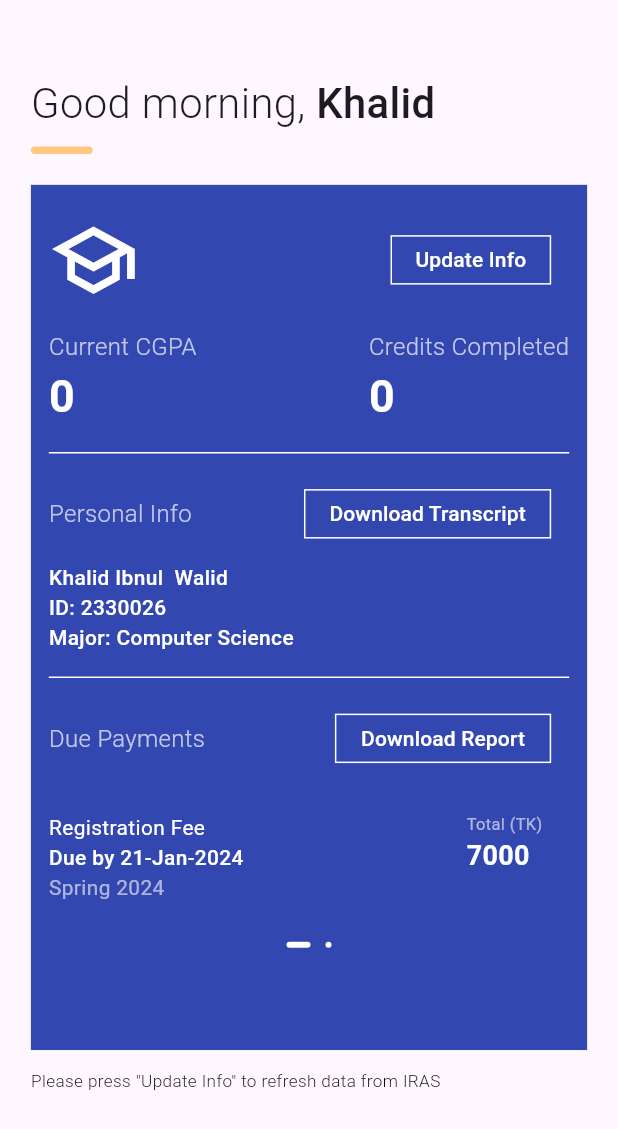
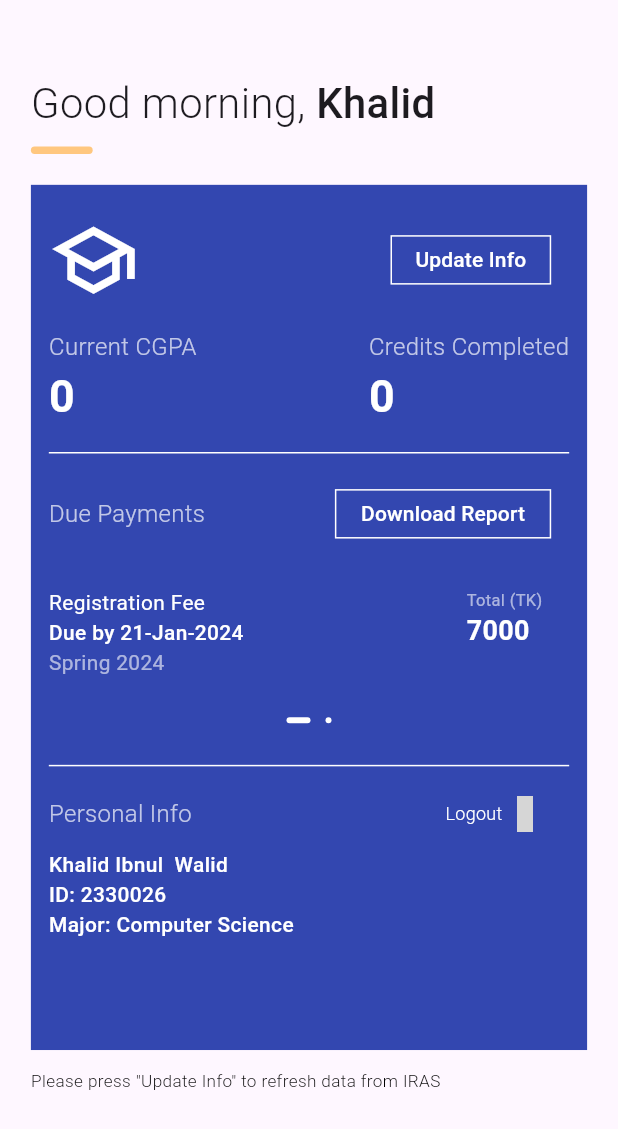
Before and after one commit to kibwalid/IUB-Students, a Flutter app: the ProfileScreen widget shown alone on an empty page, opened directly, on a phone screen of 412 x 824 dp. Shown: the top 1129 px of the screen. Run offline on Flutter 3.47's test engine with Material 3 defaults, Android fonts, the phone set to English and light mode, and no system bars; drawn by our look-alikes of carousel_slider; our stand-ins replace flutter_sizer, hive, iconsax_flutter, loading_animation_widget, persistent_bottom_nav_bar; missing offline and left inert: material_dialogs; accounts and stored records are empty; grey boxes are pictures that could not be loaded.

Commit message:
Rearranged profile UI and created user model

```diff
--- a/lib/ui/profile/profile.dart
+++ b/lib/ui/profile/profile.dart
@@ -141,61 +141,6 @@ class _ProfileScreenState extends State<ProfileScreen> {
                     mainAxisAlignment: MainAxisAlignment.spaceBetween,
                     children: [
                       Text(
-                        "Personal Info",
-                        style: TextStyle(
-                            color: Colors.white70,
-                            fontSize: 16.dp,
-                            fontWeight: FontWeight.w300),
-                      ),
-                      TextButton(
-                        onPressed: () {
-                          print("object");
-                        },
-                        child: Container(
-                          height: 4.h,
-                          width: 40.w,
-                          decoration: BoxDecoration(
-                            border: Border.all(
-                              color: Colors.white,
-                              width: 1,
-                            ),
-                            borderRadius: BorderRadius.circular(0),
-                          ),
-                          child: const Center(
-                            child: Text(
-                              'Download Transcript',
-                              style: TextStyle(
-                                  color: Colors.white,
-                                  fontWeight: FontWeight.w500),
-                            ),
-                          ),
-                        ),
-                      ),
-                    ],
-                  ),
-                  SizedBox(height: 1.h),
-                  Text("Khalid Ibnul  Walid",
-                      style: TextStyle(
-                          color: Colors.white,
-                          fontSize: 14.dp,
-                          fontWeight: FontWeight.w500)),
-                  Text("ID: 2330026",
-                      style: TextStyle(
-                          color: Colors.white,
-                          fontSize: 14.dp,
-                          fontWeight: FontWeight.w500)),
-                  Text("Major: Computer Science",
-                      style: TextStyle(
-                          color: Colors.white,
-                          fontSize: 14.dp,
-                          fontWeight: FontWeight.w500)),
-                  SizedBox(height: 1.h),
-                  const Divider(thickness: 1, color: Colors.white),
-                  SizedBox(height: 1.h),
-                  Row(
-                    mainAxisAlignment: MainAxisAlignment.spaceBetween,
-                    children: [
-                      Text(
                         "Due Payments",
                         style: TextStyle(
                             color: Colors.white70,
@@ -316,7 +261,55 @@ class _ProfileScreenState extends State<ProfileScreen> {
                       ),
                     ),
                   ),
-                  _buildPageIndicator(2)
+                  _buildPageIndicator(2),
+
+                  SizedBox(height: 1.h),
+                  const Divider(thickness: 1, color: Colors.white),
+                  Row(
+                    mainAxisAlignment: MainAxisAlignment.spaceBetween,
+                    children: [
+                      Text(
+                        "Personal Info",
+                        style: TextStyle(
+                            color: Colors.white70,
+                            fontSize: 16.dp,
+                            fontWeight: FontWeight.w300),
+                      ),
+                      SizedBox(
+                        width: 22.w,
+                        child: IconButton(
+                            onPressed: () {},
+                            icon: Row(
+                              children: [
+                                Text("Logout ",
+                                    style: TextStyle(
+                                        color: Colors.white,
+                                        fontSize: 12.dp,
+                                        fontWeight: FontWeight.w300)),
+                                Icon(
+                                  Iconsax.logout_1_copy,
+                                  color: Colors.white,
+                                ),
+                              ],
+                            )),
+                      ),
+                    ],
+                  ),
+                  Text("Khalid Ibnul  Walid",
+                      style: TextStyle(
+                          color: Colors.white,
+                          fontSize: 14.dp,
+                          fontWeight: FontWeight.w500)),
+                  Text("ID: 2330026",
+                      style: TextStyle(
+                          color: Colors.white,
+                          fontSize: 14.dp,
+                          fontWeight: FontWeight.w500)),
+                  Text("Major: Computer Science",
+                      style: TextStyle(
+                          color: Colors.white,
+                          fontSize: 14.dp,
+                          fontWeight: FontWeight.w500)),
                 ],
               ),
             ),
```
Also changed, not shown: lib/models/user.dart (added, +46 -0 lines).
